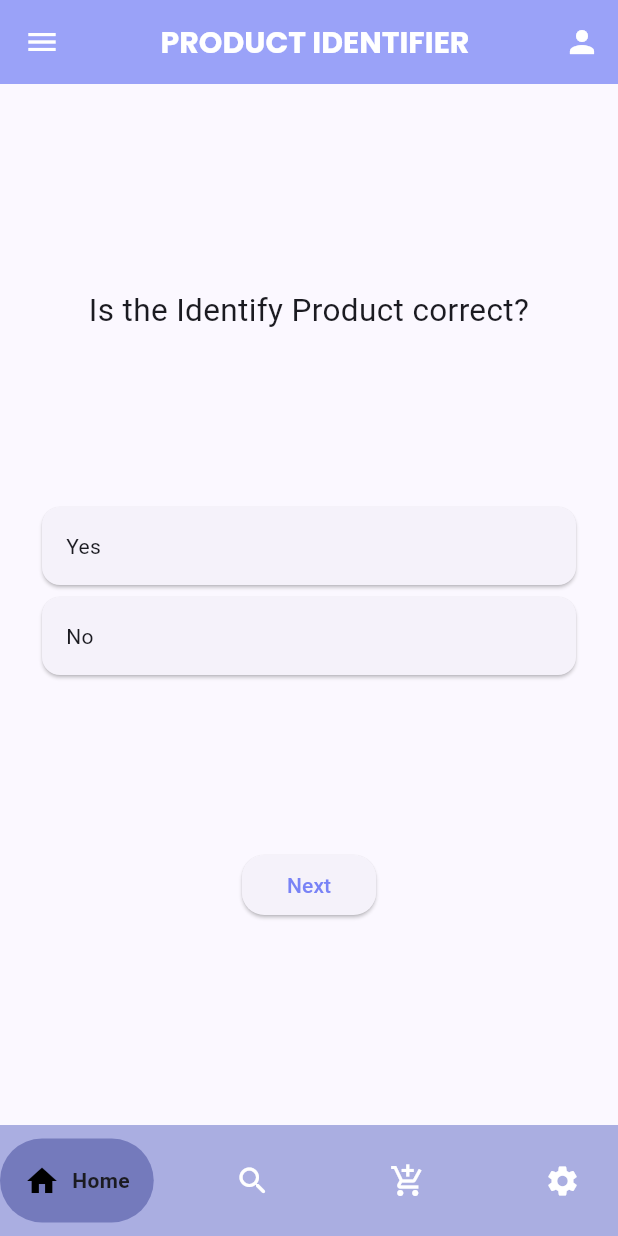
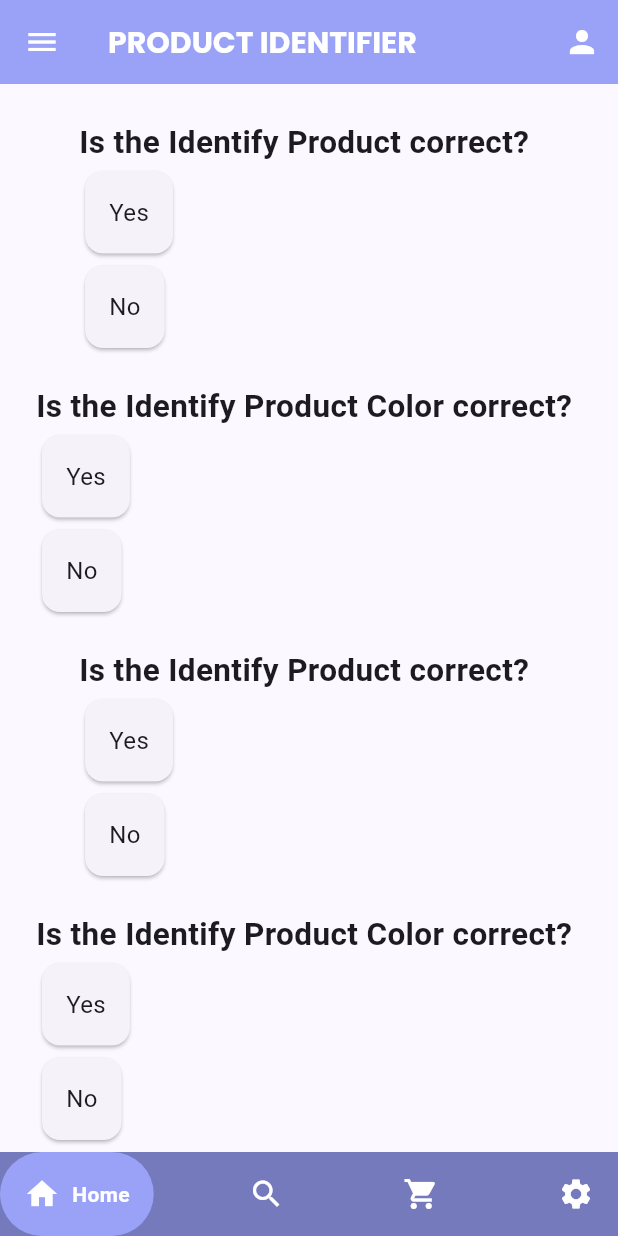
Before and after one commit to rishithamenush/Product_Identifier, a Flutter app: the QuizScreen screen opened directly, on a phone screen of 412 x 824 dp. Run offline on Flutter 3.47's test engine with Material 3 defaults, Android fonts, the phone set to English and light mode, and no system bars; drawn by our look-alikes of google_nav_bar; our stand-ins replace google_fonts, image_picker; missing offline and left inert: flutter_tflite.

Commit message:
Upto date the quiz

```diff
--- a/lib/quiz_screen.dart
+++ b/lib/quiz_screen.dart
@@ -1,7 +1,6 @@
 import 'package:flutter/material.dart';
 import 'package:google_fonts/google_fonts.dart';
 import 'package:google_nav_bar/google_nav_bar.dart';
-import 'package:product_identifier/home_page.dart';
 
 class QuizScreen extends StatefulWidget {
   const QuizScreen({Key? key}) : super(key: key);
@@ -11,40 +10,25 @@ class QuizScreen extends StatefulWidget {
 }
 
 class _QuizScreenState extends State<QuizScreen> {
-  int? selectedAnswerIndex;
-  int questionIndex = 0;
+  Map<int, int> selectedAnswers = {};
 
-  void pickAnswer(int value) {
+  void pickAnswer(int questionIndex, int answerIndex) {
     setState(() {
-      selectedAnswerIndex = value;
-    });
-  }
-
-  void goToNextQuestion() {
-    if (questionIndex < questions.length - 1) {
-      questionIndex++;
-    } else {}
-    setState(() {
-      selectedAnswerIndex = null;
+      selectedAnswers[questionIndex] = answerIndex;
     });
   }
 
   @override
   Widget build(BuildContext context) {
-    final question = questions[questionIndex];
     return Scaffold(
       appBar: AppBar(
         backgroundColor: Color.fromARGB(255, 154, 162, 248),
-        elevation: 0,
-        title: Center(
-          child: Text(
+        title: Text(
           'PRODUCT IDENTIFIER',
-            textAlign: TextAlign.center,
           style: GoogleFonts.poppins(
             color: Colors.white,
             fontSize: 20,
             fontWeight: FontWeight.bold,
-            ),
           ),
         ),
         leading: IconButton(
@@ -60,69 +44,55 @@ class _QuizScreenState extends State<QuizScreen> {
           ),
         ],
       ),
-      body: Padding(
+      body: SingleChildScrollView(
         padding: EdgeInsets.all(24.0),
         child: Column(
-          mainAxisAlignment: MainAxisAlignment.spaceEvenly,
+          children: questions.asMap().entries.map((entry) {
+            int qIndex = entry.key;
+            Question question = entry.value;
+            return Column(
+              crossAxisAlignment: CrossAxisAlignment.start,
               children: [
                 Text(
                   question.question,
-              style: TextStyle(fontSize: 21),
-              textAlign: TextAlign.center,
+                  style: TextStyle(fontSize: 21, fontWeight: FontWeight.bold),
                 ),
-            ListView.builder(
-              shrinkWrap: true,
-              itemCount: question.options.length,
-              itemBuilder: (context, index) {
+                ...question.options.asMap().entries.map((optionEntry) {
+                  int optionIndex = optionEntry.key;
+                  String option = optionEntry.value;
                   return GestureDetector(
-                  onTap: () => pickAnswer(index),
+                    onTap: () => pickAnswer(qIndex, optionIndex),
                     child: AnswerCard(
-                    index: index,
-                    text: question.options[index],
-                    isSelected: selectedAnswerIndex == index,
+                      index: optionIndex,
+                      text: option,
+                      isSelected: selectedAnswers[qIndex] == optionIndex,
                     ),
                   );
-              },
-            ),
-            ElevatedButton(
-              onPressed: goToNextQuestion,
-              style: ElevatedButton.styleFrom(
-                padding:
-                    const EdgeInsets.symmetric(horizontal: 30, vertical: 10),
-                shape: RoundedRectangleBorder(
-                    borderRadius: BorderRadius.circular(15)),
-                foregroundColor: const Color.fromARGB(255, 121, 131, 246),
-              ),
-              child: Text(
-                  questionIndex < questions.length - 1 ? 'Next' : 'Submit'),
-            ),
+                }).toList(),
+                SizedBox(height: 20),
               ],
+            );
+          }).toList(),
         ),
       ),
       bottomNavigationBar: GNav(
-        backgroundColor: Color.fromARGB(169, 129, 136, 209),
+        backgroundColor: Color.fromARGB(255, 116, 122, 188),
         color: Colors.white,
-        tabBackgroundColor: Color.fromARGB(255, 116, 122, 188),
-        onTabChange: (index) {
-          if (index == 0) {
-            Navigator.of(context).pushReplacement(
-                MaterialPageRoute(builder: (context) => const MyHomePage()));
-          }
-          // Handle other tabs if necessary
-        },
+        activeColor: Colors.white,
+        tabBackgroundColor: Color.fromARGB(255, 154, 162, 248),
+        gap: 8,
+        padding: EdgeInsets.all(16),
         tabs: const [
           GButton(
-            gap: 8,
-            padding: EdgeInsets.all(16),
             icon: Icons.home,
             text: 'Home',
           ),
           GButton(
-            icon: Icons.search_rounded,
+            icon: Icons.search,
             text: 'Search',
           ),
           GButton(
-            icon: Icons.add_shopping_cart,
+            icon: Icons.shopping_cart,
             text: 'Cart',
           ),
           GButton(
@@ -154,7 +124,8 @@ class AnswerCard extends StatelessWidget {
       child: Padding(
         padding: EdgeInsets.all(16.0),
         child: Text(text,
-            style: TextStyle(color: isSelected ? Colors.white : null)),
+            style: TextStyle(
+                color: isSelected ? Colors.white : null, fontSize: 16)),
       ),
     );
   }
@@ -173,16 +144,27 @@ class Question {
 const List<Question> questions = [
   Question(
     question: 'Is the Identify Product correct?',
-    options: [
-      'Yes',
-      'No',
-    ],
+    options: ['Yes', 'No'],
   ),
   Question(
     question: 'Is the Identify Product Color correct?',
-    options: [
-      'Yes',
-      'No',
-    ],
+    options: ['Yes', 'No'],
   ),
+  Question(
+    question: 'Is the Identify Product correct?',
+    options: ['Yes', 'No'],
+  ),
+  Question(
+    question: 'Is the Identify Product Color correct?',
+    options: ['Yes', 'No'],
+  ),
+  Question(
+    question: 'Is the Identify Product correct?',
+    options: ['Yes', 'No'],
+  ),
+  Question(
+    question: 'Is the Identify Product Color correct?',
+    options: ['Yes', 'No'],
+  ),
+  // Add more questions as needed
 ];
```
Lines whose indentation alone changed are shown as unchanged.
